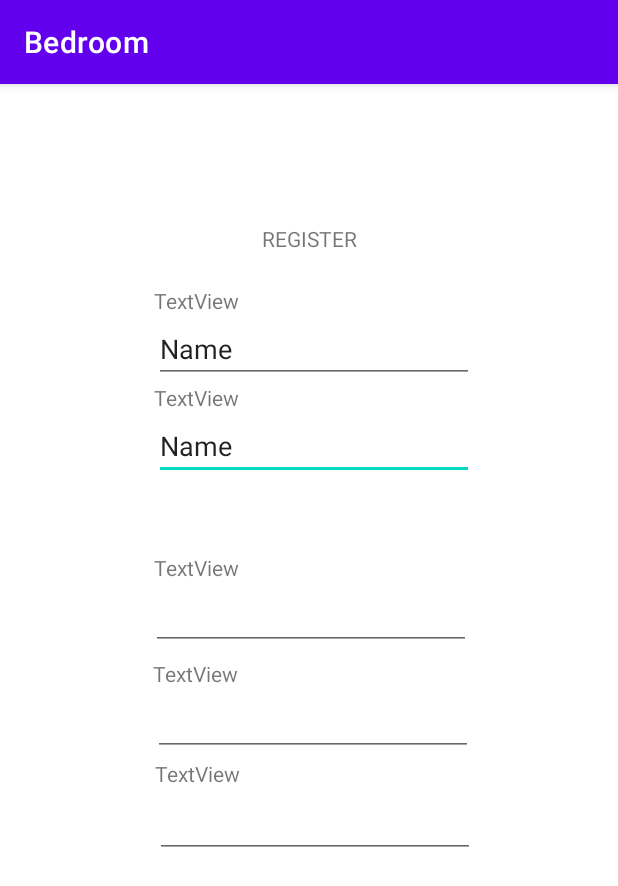
After one commit to brendonrodrigues1999/My-Smart-Bedroom, an Android app: the RegisterUserActivity screen opened directly, with no data from a screen before it, on a phone screen of 412 x 824 dp. The commit adds this screen. Shown: the top 886 px of the screen. Run offline under Robolectric (Android 15) with nearby library versions, the phone set to English and light mode, and no system bars.

Commit message:
Android: Added login and register activities

```diff
--- /dev/null
+++ b/app/src/main/java/com/example/mysmartbedroom/RegisterUserActivity.kt
@@ -0,0 +1,11 @@
+package com.example.mysmartbedroom
+
+import androidx.appcompat.app.AppCompatActivity
+import android.os.Bundle
+
+class RegisterUserActivity : AppCompatActivity() {
+    override fun onCreate(savedInstanceState: Bundle?) {
+        super.onCreate(savedInstanceState)
+        setContentView(R.layout.activity_register_user)
+    }
+}
--- /dev/null
+++ b/app/src/main/res/layout/activity_register_user.xml
@@ -0,0 +1,115 @@
+<?xml version="1.0" encoding="utf-8"?>
+<androidx.constraintlayout.widget.ConstraintLayout xmlns:android="http://schemas.android.com/apk/res/android"
+    xmlns:app="http://schemas.android.com/apk/res-auto"
+    xmlns:tools="http://schemas.android.com/tools"
+    android:layout_width="match_parent"
+    android:layout_height="match_parent"
+    tools:context=".RegisterUserActivity">
+
+    <TextView
+        android:id="@+id/textView2"
+        android:layout_width="wrap_content"
+        android:layout_height="wrap_content"
+        android:layout_marginTop="93dp"
+        android:text="REGISTER"
+        app:layout_constraintEnd_toEndOf="parent"
+        app:layout_constraintStart_toStartOf="parent"
+        app:layout_constraintTop_toTopOf="parent" />
+
+    <EditText
+        android:id="@+id/editTextTextPersonName"
+        android:layout_width="wrap_content"
+        android:layout_height="wrap_content"
+        android:ems="10"
+        android:inputType="textPersonName"
+        android:text="Name"
+        app:layout_constraintStart_toStartOf="@+id/textView3"
+        app:layout_constraintTop_toBottomOf="@+id/textView3" />
+
+    <TextView
+        android:id="@+id/textView3"
+        android:layout_width="wrap_content"
+        android:layout_height="wrap_content"
+        android:text="TextView"
+        app:layout_constraintStart_toStartOf="@+id/editTextTextPersonName2"
+        app:layout_constraintTop_toBottomOf="@+id/editTextTextPersonName2" />
+
+    <TextView
+        android:id="@+id/textView4"
+        android:layout_width="wrap_content"
+        android:layout_height="wrap_content"
+        android:layout_marginStart="1dp"
+        android:layout_marginTop="2dp"
+        android:text="TextView"
+        app:layout_constraintStart_toStartOf="@+id/editTextTextEmailAddress"
+        app:layout_constraintTop_toBottomOf="@+id/editTextTextEmailAddress" />
+
+    <EditText
+        android:id="@+id/editTextTextPassword"
+        android:layout_width="wrap_content"
+        android:layout_height="wrap_content"
+        android:layout_marginTop="1dp"
+        android:ems="10"
+        android:inputType="textPassword"
+        app:layout_constraintStart_toStartOf="@+id/textView4"
+        app:layout_constraintTop_toBottomOf="@+id/textView4" />
+
+    <EditText
+        android:id="@+id/editTextTextPersonName2"
+        android:layout_width="wrap_content"
+        android:layout_height="wrap_content"
+        android:ems="10"
+        android:inputType="textPersonName"
+        android:text="Name"
+        app:layout_constraintStart_toStartOf="@+id/textView5"
+        app:layout_constraintTop_toBottomOf="@+id/textView5" />
+
+    <TextView
+        android:id="@+id/textView5"
+        android:layout_width="wrap_content"
+        android:layout_height="wrap_content"
+        android:layout_marginTop="22dp"
+        android:layout_marginEnd="15dp"
+        android:text="TextView"
+        app:layout_constraintEnd_toStartOf="@+id/textView2"
+        app:layout_constraintTop_toBottomOf="@+id/textView2" />
+
+    <EditText
+        android:id="@+id/editTextTextEmailAddress"
+        android:layout_width="wrap_content"
+        android:layout_height="wrap_content"
+        android:ems="10"
+        android:inputType="textEmailAddress"
+        app:layout_constraintStart_toStartOf="@+id/textView6"
+        app:layout_constraintTop_toBottomOf="@+id/textView6" />
+
+    <TextView
+        android:id="@+id/textView6"
+        android:layout_width="wrap_content"
+        android:layout_height="wrap_content"
+        android:layout_marginStart="1dp"
+        android:layout_marginTop="6dp"
+        android:text="TextView"
+        app:layout_constraintStart_toStartOf="@+id/editTextPhone"
+        app:layout_constraintTop_toBottomOf="@+id/editTextPhone" />
+
+    <EditText
+        android:id="@+id/editTextPhone"
+        android:layout_width="wrap_content"
+        android:layout_height="wrap_content"
+        android:layout_marginTop="68dp"
+        android:layout_marginEnd="2dp"
+        android:ems="10"
+        android:inputType="phone"
+        app:layout_constraintEnd_toEndOf="@+id/editTextTextPersonName"
+        app:layout_constraintTop_toBottomOf="@+id/editTextTextPersonName" />
+
+    <TextView
+        android:id="@+id/textView7"
+        android:layout_width="wrap_content"
+        android:layout_height="wrap_content"
+        android:layout_marginStart="2dp"
+        android:text="TextView"
+        app:layout_constraintBottom_toTopOf="@+id/editTextPhone"
+        app:layout_constraintStart_toStartOf="@+id/editTextPhone" />
+</androidx.constraintlayout.widget.ConstraintLayout>
```
Also changed, not shown: app/src/main/AndroidManifest.xml (+10 -11 lines), app/src/main/java/com/example/mysmartbedroom/LoginActivity.kt (added, +19 -0 lines), app/src/main/java/com/example/mysmartbedroom/MainActivity.kt (+9 -0 lines), app/src/main/res/layout/activity_login.xml (added, +77 -0 lines), app/src/main/res/drawable/logo.png (added).
